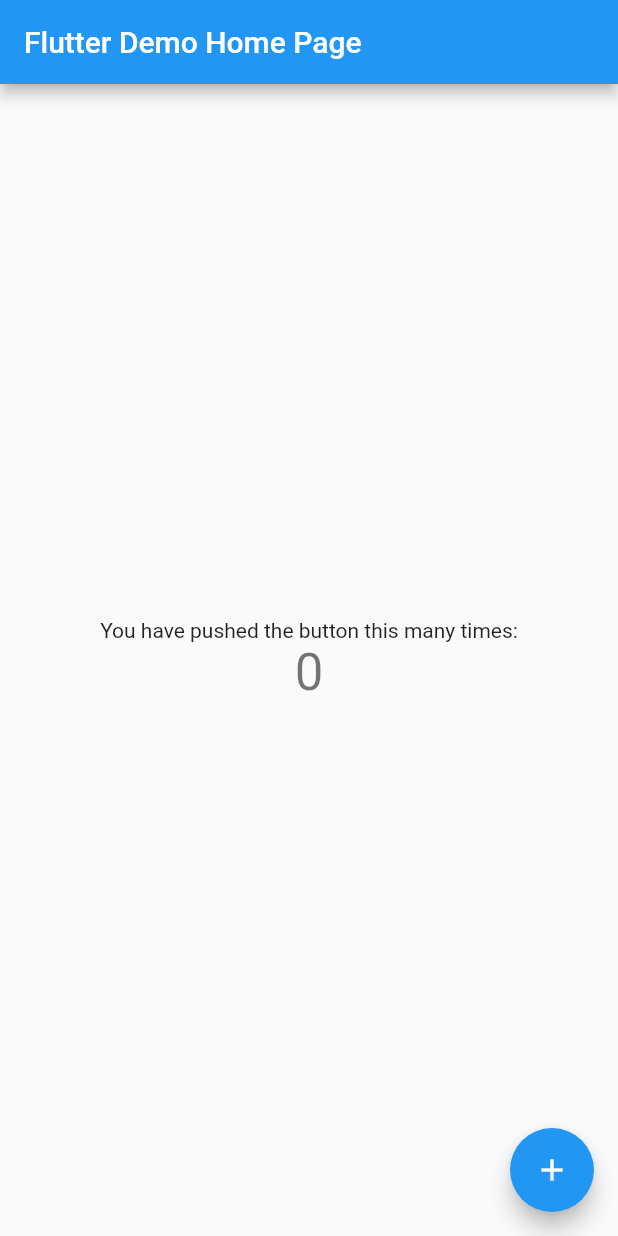
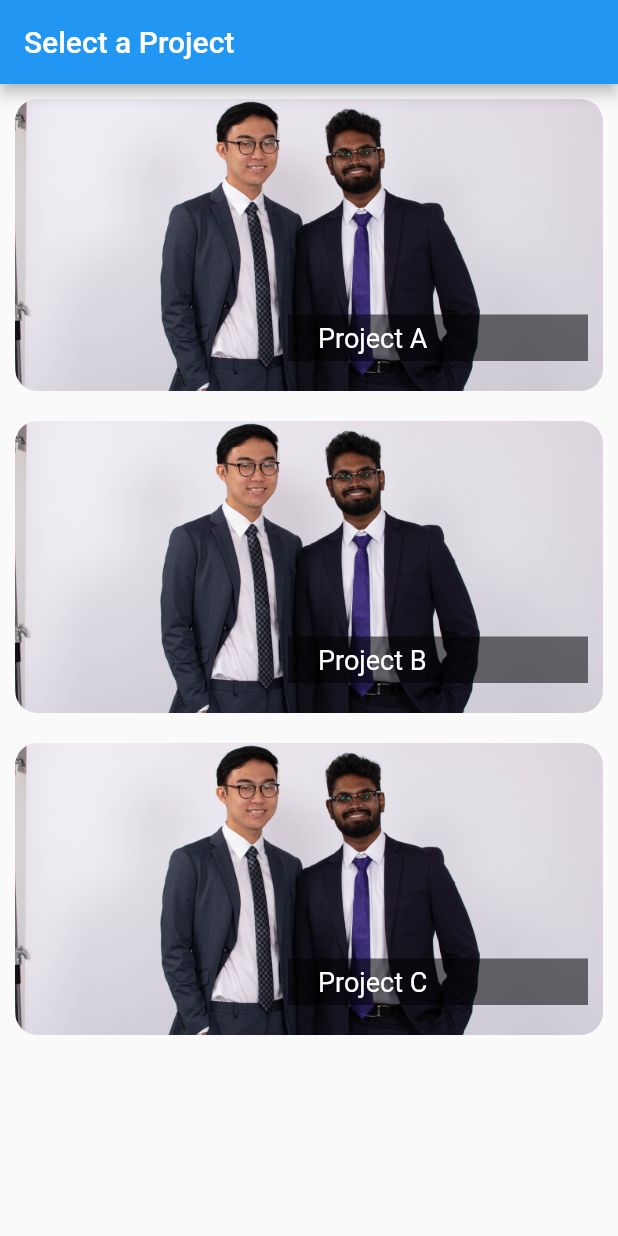
Before and after one commit to itsraveen/hack-for-good, a Flutter app: the screen it shows after launch, on a phone screen of 412 x 824 dp. Run offline on Flutter 3.47's test engine with Material 2 defaults, Android fonts, the phone set to English and light mode, and no system bars.

Commit message:
Completed Projects Page

```diff
--- /dev/null
+++ b/lib/category_data.dart
@@ -0,0 +1,19 @@
+import 'package:flutter/foundation.dart';
+import 'package:flutter/material.dart';
+
+import 'models/projects.dart';
+
+const PROJECTS_CATEGORIES = [
+  Projects(
+    name: 'Project A',
+    image: 'assets/images/boys.jpg',
+  ),
+  Projects(
+    name: 'Project B',
+    image: 'assets/images/boys.jpg',
+  ),
+  Projects(
+    name: 'Project C',
+    image: 'assets/images/boys.jpg',
+  ),
+];
--- a/lib/main.dart
+++ b/lib/main.dart
@@ -1,115 +1,52 @@
 import 'package:flutter/material.dart';
 
+import './screen/projects_screen.dart';
+
+// import './screens/room_detail_screen.dart';
+import './category_data.dart';
+import './models/projects.dart';
+import './screen/project_detail_screen.dart';
+// import './models/campus.dart';
+// import './models/room.dart';
+// import './screens/campus_screen.dart';
+// import './screens/building_screen.dart';
+// import './screens/room_screen.dart';
+
 void main() {
-  runApp(const MyApp());
+  runApp(MyApp());
 }
 
-class MyApp extends StatelessWidget {
-  const MyApp({Key? key}) : super(key: key);
+class MyApp extends StatefulWidget {
+  // This widget is the root of your application.
+  @override
+  _MyAppState createState() => _MyAppState();
+}
 
-  // This widget is the root of your application.
+class _MyAppState extends State<MyApp> {
+  final List<Projects> _availableCampus = PROJECTS_CATEGORIES;
+  // List<Campus> _availableCampus = CAMPUS_CATEGORIES;
+  // List<Building> _availableBuildings = BUILDING_CATEGORIES;
+  // List<Room> _availableRooms = ROOMS;
+
   @override
   Widget build(BuildContext context) {
     return MaterialApp(
-      title: 'Flutter Demo',
+      title: 'HOwGO',
       theme: ThemeData(
-        // This is the theme of your application.
-        //
-        // Try running your application with "flutter run". You'll see the
-        // application has a blue toolbar. Then, without quitting the app, try
-        // changing the primarySwatch below to Colors.green and then invoke
-        // "hot reload" (press "r" in the console where you ran "flutter run",
-        // or simply save your changes to "hot reload" in a Flutter IDE).
-        // Notice that the counter didn't reset back to zero; the application
-        // is not restarted.
         primarySwatch: Colors.blue,
       ),
-      home: const MyHomePage(title: 'Flutter Demo Home Page'),
+      // home: CampusScreen(),
+      initialRoute: '/',
+      routes: {
+        // BuildingScreen.routeName: (ctx) => BuildingScreen(_availableBuildings),
+        // RoomScreen.routeName: (ctx) => RoomScreen(_availableRooms),
+        ProjectDetailScreen.routeName: (ctx) => const ProjectDetailScreen(),
+      },
+      onUnknownRoute: (settings) {
+        return MaterialPageRoute(
+          builder: (ctx) => ProjectsScreen(),
+        );
+      },
     );
   }
 }
-
-class MyHomePage extends StatefulWidget {
-  const MyHomePage({Key? key, required this.title}) : super(key: key);
-
-  // This widget is the home page of your application. It is stateful, meaning
-  // that it has a State object (defined below) that contains fields that affect
-  // how it looks.
-
-  // This class is the configuration for the state. It holds the values (in this
-  // case the title) provided by the parent (in this case the App widget) and
-  // used by the build method of the State. Fields in a Widget subclass are
-  // always marked "final".
-
-  final String title;
-
-  @override
-  State<MyHomePage> createState() => _MyHomePageState();
-}
-
-class _MyHomePageState extends State<MyHomePage> {
-  int _counter = 0;
-
-  void _incrementCounter() {
-    setState(() {
-      // This call to setState tells the Flutter framework that something has
-      // changed in this State, which causes it to rerun the build method below
-      // so that the display can reflect the updated values. If we changed
-      // _counter without calling setState(), then the build method would not be
-      // called again, and so nothing would appear to happen.
-      _counter++;
-    });
-  }
-
-  @override
-  Widget build(BuildContext context) {
-    // This method is rerun every time setState is called, for instance as done
-    // by the _incrementCounter method above.
-    //
-    // The Flutter framework has been optimized to make rerunning build methods
-    // fast, so that you can just rebuild anything that needs updating rather
-    // than having to individually change instances of widgets.
-    return Scaffold(
-      appBar: AppBar(
-        // Here we take the value from the MyHomePage object that was created by
-        // the App.build method, and use it to set our appbar title.
-        title: Text(widget.title),
-      ),
-      body: Center(
-        // Center is a layout widget. It takes a single child and positions it
-        // in the middle of the parent.
-        child: Column(
-          // Column is also a layout widget. It takes a list of children and
-          // arranges them vertically. By default, it sizes itself to fit its
-          // children horizontally, and tries to be as tall as its parent.
-          //
-          // Invoke "debug painting" (press "p" in the console, choose the
-          // "Toggle Debug Paint" action from the Flutter Inspector in Android
-          // Studio, or the "Toggle Debug Paint" command in Visual Studio Code)
-          // to see the wireframe for each widget.
-          //
-          // Column has various properties to control how it sizes itself and
-          // how it positions its children. Here we use mainAxisAlignment to
-          // center the children vertically; the main axis here is the vertical
-          // axis because Columns are vertical (the cross axis would be
-          // horizontal).
-          mainAxisAlignment: MainAxisAlignment.center,
-          children: <Widget>[
-            const Text(
-              'You have pushed the button this many times:',
-            ),
-            Text(
-              '$_counter',
-              style: Theme.of(context).textTheme.headline4,
-            ),
-          ],
-        ),
-      ),
-      floatingActionButton: FloatingActionButton(
-        onPressed: _incrementCounter,
-        tooltip: 'Increment',
-        child: const Icon(Icons.add),
-      ), // This trailing comma makes auto-formatting nicer for build methods.
-    );
-  }
-}
--- /dev/null
+++ b/lib/models/projects.dart
@@ -0,0 +1,11 @@
+import 'package:flutter/material.dart';
+
+class Projects {
+  final String name;
+  final String image;
+
+  const Projects({
+    required this.name,
+    required this.image,
+  });
+}
--- /dev/null
+++ b/lib/screen/project_detail_screen.dart
@@ -0,0 +1,23 @@
+import 'package:flutter/material.dart';
+
+class ProjectDetailScreen extends StatefulWidget {
+  static const routeName = '/projectdetails';
+  const ProjectDetailScreen({Key? key}) : super(key: key);
+
+  @override
+  State<ProjectDetailScreen> createState() => _ProjectDetailScreenState();
+}
+
+class _ProjectDetailScreenState extends State<ProjectDetailScreen> {
+  @override
+  Widget build(BuildContext context) {
+    return Scaffold(
+      appBar: AppBar(
+        title: const Text('Select a Room'),
+      ),
+      body: const Center(
+        child: Text("Test"),
+      ),
+    );
+  }
+}
--- /dev/null
+++ b/lib/screen/projects_screen.dart
@@ -0,0 +1,21 @@
+import 'package:flutter/material.dart';
+
+import '../category_data.dart';
+import '../widgets/project_item.dart';
+
+class ProjectsScreen extends StatelessWidget {
+  @override
+  Widget build(BuildContext context) {
+    return Scaffold(
+      appBar: AppBar(
+        title: const Text('Select a Project'),
+      ),
+      body: Column(
+        crossAxisAlignment: CrossAxisAlignment.stretch,
+        children: PROJECTS_CATEGORIES
+            .map((proj) => ProjectItem(proj.name, proj.image))
+            .toList(),
+      ),
+    );
+  }
+}
--- /dev/null
+++ b/lib/widgets/project_item.dart
@@ -0,0 +1,71 @@
+import 'package:flutter/material.dart';
+
+import '../screen/project_detail_screen.dart';
+// import '../screens/faculty_screen.dart';
+
+class ProjectItem extends StatelessWidget {
+  final String title;
+  final String image;
+
+  const ProjectItem(this.title, this.image);
+
+  void selectCampus(BuildContext ctx) {
+    Navigator.of(ctx).pushNamed(
+      ProjectDetailScreen.routeName,
+      arguments: {
+        'title': title,
+      },
+    );
+  }
+
+  @override
+  Widget build(BuildContext context) {
+    var width = double.infinity;
+    var height = MediaQuery.of(context).size.height / 3 - 80;
+    return InkWell(
+      onTap: () => selectCampus(context),
+      splashColor: Colors.amber.shade200,
+      borderRadius: BorderRadius.circular(5),
+      child: Container(
+        width: width,
+        height: height,
+        padding: const EdgeInsets.all(0),
+        margin: EdgeInsets.all(10),
+        child: Stack(
+          children: <Widget>[
+            ClipRRect(
+              borderRadius: BorderRadius.all(Radius.circular(15)),
+              child: Image.asset(
+                image,
+                height: height,
+                width: width,
+                fit: BoxFit.cover,
+              ),
+            ),
+            Positioned(
+              bottom: 20,
+              right: 10,
+              child: Container(
+                width: 200,
+                color: Colors.black54,
+                padding: const EdgeInsets.symmetric(
+                  vertical: 5,
+                  horizontal: 20,
+                ),
+                child: Text(
+                  title,
+                  style: const TextStyle(
+                    fontSize: 18,
+                    color: Colors.white,
+                  ),
+                  softWrap: true,
+                  overflow: TextOverflow.fade,
+                ),
+              ),
+            ),
+          ],
+        ),
+      ),
+    );
+  }
+}
```
Also changed, not shown: pubspec.yaml (+5 -3 lines), assets/images/boys.jpg (added), pubspec.lock, 1 other file.
